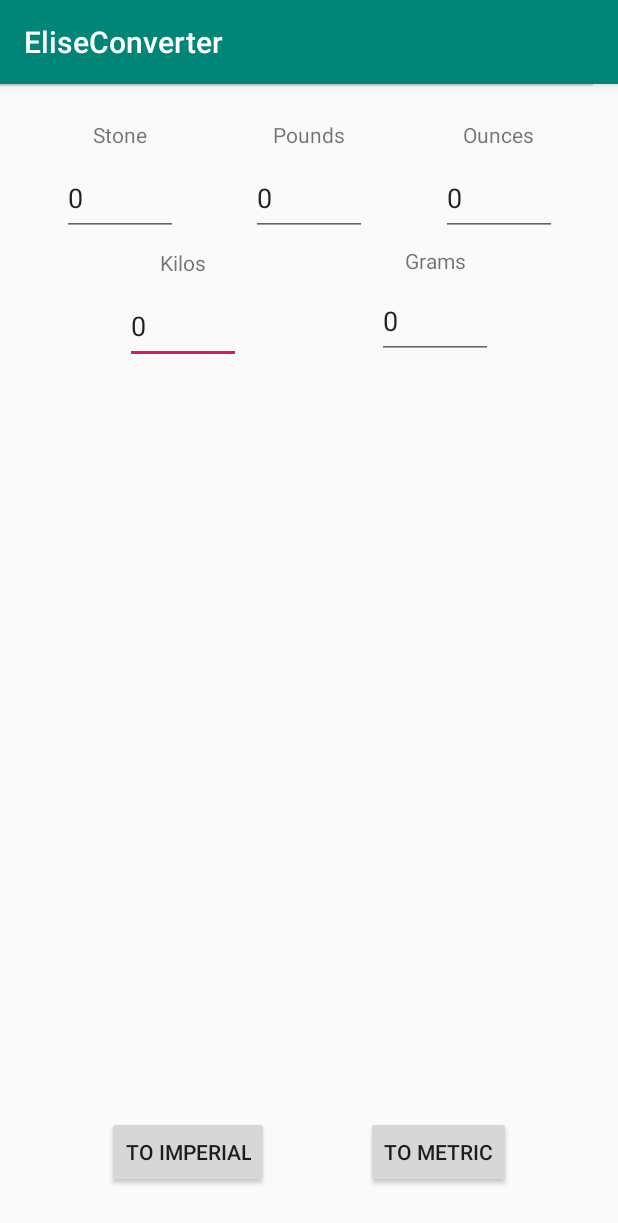
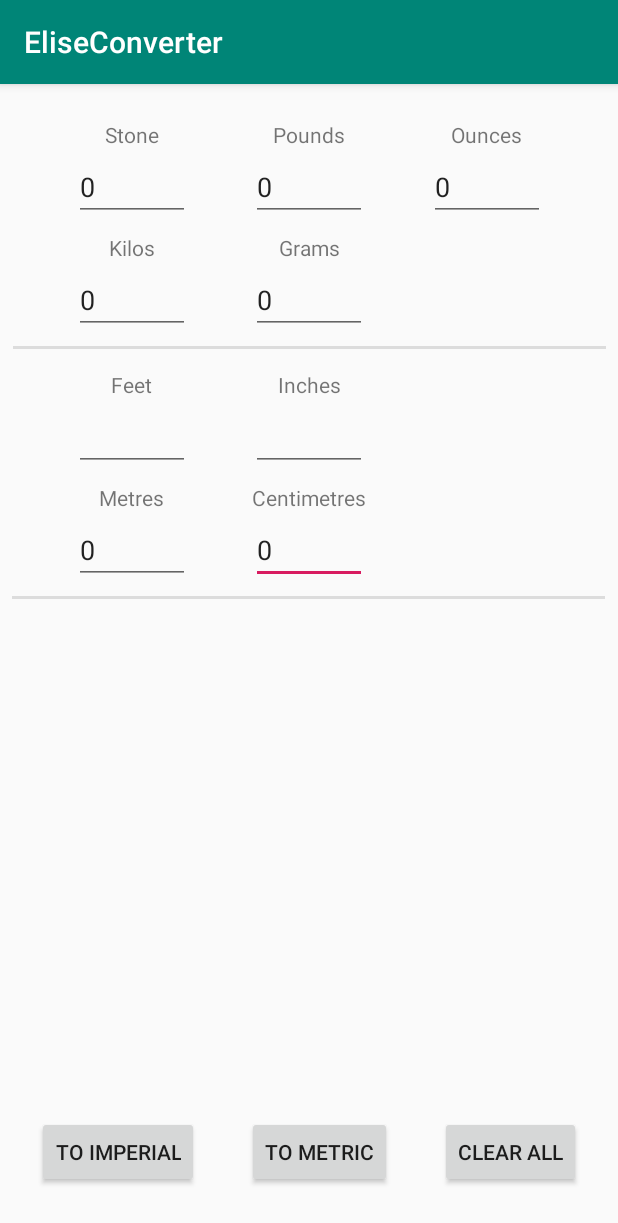
Before and after one commit to robbbowes/MetricImperialConverter, an Android app: the screen it shows after launch (MainActivity), after a tap on "TO METRIC", on a phone screen of 412 x 824 dp. Shown: the top 1223 px of the screen. Run offline under Robolectric (Android 15) with nearby library versions, the phone set to English and light mode, and no system bars; 1 other tap on this screen came first.

Commit message:
Convert height to metric works

```diff
--- a/app/src/main/java/com/example/eliseconverter/MainActivity.java
+++ b/app/src/main/java/com/example/eliseconverter/MainActivity.java
@@ -13,9 +13,14 @@ public class MainActivity extends AppCompatActivity {
     private TextView ouncesInput;
     private TextView kilosInput;
     private TextView gramsInput;
+    private TextView feetInput;
+    private TextView inchesInput;
+    private TextView metresInput;
+    private TextView centimetresInput;
 
     public void imperialToMetric(View view) {
         imperialToMetricWeight();
+        imperialToMetricHeight();
     }
 
     public void metricToImperial(View view) {
@@ -26,7 +31,6 @@ public class MainActivity extends AppCompatActivity {
         int stones = parserHelper(stonesInput);
         int pounds = parserHelper(poundsInput);
         int ounces = parserHelper(ouncesInput);
-
         double stonesGrams = stones * 6350.29318;
         double poundsGrams = pounds * 453.59237;
         double ouncesGrams = ounces * 28.349;
@@ -42,9 +46,21 @@ public class MainActivity extends AppCompatActivity {
         gramsInput.setText(String.valueOf(grams));
     }
 
-    public void metricToImperialWeight() {
+    private void imperialToMetricHeight() {
+        int feet = parserHelper(feetInput);
+        int inches = parserHelper(inchesInput);
+        int totalInInches = (feet * 12) + inches;
+        double totalInCentimetres = totalInInches * 2.54;
+        int remainingCentimetres = (int) totalInCentimetres % 100;
+        int metres = (int) (totalInCentimetres - remainingCentimetres) / 100;
+
+        centimetresInput.setText(String.valueOf(remainingCentimetres));
+        metresInput.setText(String.valueOf(metres));
+    }
+
+    private void metricToImperialWeight() {
         int kilos = parserHelper(kilosInput);
-        int grams = parserHelper(gramsInput);;
+        int grams = parserHelper(gramsInput);
 
         double totalMetricWeightInGrams = ((kilos * 1000) + grams);
         double totalOunces = totalMetricWeightInGrams * 0.03527396195;
@@ -62,7 +78,18 @@ public class MainActivity extends AppCompatActivity {
     private int parserHelper(TextView textView) {
         String input = textView.getText().toString();
         return input.equals("") ? 0 : Integer.parseInt(textView.getText().toString());
+    }
 
+    public void clearAll(View view) {
+        stonesInput.setText(null);
+        poundsInput.setText(null);
+        ouncesInput.setText(null);
+        kilosInput.setText(null);
+        gramsInput.setText(null);
+        feetInput.setText(null);
+        inchesInput.setText(null);
+        metresInput.setText(null);
+        centimetresInput.setText(null);
     }
 
     @Override
@@ -74,6 +101,10 @@ public class MainActivity extends AppCompatActivity {
         ouncesInput = findViewById(R.id.ouncesInput);
         kilosInput = findViewById(R.id.kiloInput);
         gramsInput = findViewById(R.id.gramsInput);
+        feetInput = findViewById(R.id.feetInput);
+        inchesInput = findViewById(R.id.inchesInput);
+        metresInput = findViewById(R.id.metresInput);
+        centimetresInput = findViewById(R.id.centimetresInput);
     }
 
 
--- a/app/src/main/res/layout/activity_main.xml
+++ b/app/src/main/res/layout/activity_main.xml
@@ -6,14 +6,90 @@
     android:layout_height="match_parent"
     tools:context=".MainActivity">
 
+    <View
+        android:id="@+id/divider2"
+        android:layout_width="395dp"
+        android:layout_height="2dp"
+        android:layout_marginStart="8dp"
+        android:layout_marginLeft="8dp"
+        android:layout_marginTop="8dp"
+        android:layout_marginEnd="8dp"
+        android:layout_marginRight="8dp"
+        android:background="?android:attr/listDivider"
+        android:visibility="visible"
+        app:layout_constraintEnd_toEndOf="parent"
+        app:layout_constraintHorizontal_bias="0.0"
+        app:layout_constraintStart_toStartOf="parent"
+        app:layout_constraintTop_toBottomOf="@+id/centimetresInput" />
+
+    <EditText
+        android:id="@+id/centimetresInput"
+        android:layout_width="77dp"
+        android:layout_height="40dp"
+        android:layout_marginTop="8dp"
+        android:ems="10"
+        android:inputType="number"
+        app:layout_constraintEnd_toEndOf="@+id/inchesInput"
+        app:layout_constraintStart_toStartOf="@+id/inchesInput"
+        app:layout_constraintTop_toBottomOf="@+id/centimetresText" />
+
+    <TextView
+        android:id="@+id/feetText"
+        android:layout_width="wrap_content"
+        android:layout_height="wrap_content"
+        android:layout_marginTop="24dp"
+        android:layout_marginBottom="8dp"
+        android:text="Feet"
+        app:layout_constraintBottom_toTopOf="@+id/feetInput"
+        app:layout_constraintEnd_toEndOf="@+id/kiloText"
+        app:layout_constraintStart_toStartOf="@+id/kiloText"
+        app:layout_constraintTop_toBottomOf="@+id/kiloInput" />
+
+    <TextView
+        android:id="@+id/metresText"
+        android:layout_width="wrap_content"
+        android:layout_height="wrap_content"
+        android:layout_marginTop="8dp"
+        android:layout_marginBottom="8dp"
+        android:text="Metres"
+        app:layout_constraintBottom_toTopOf="@+id/metresInput"
+        app:layout_constraintEnd_toEndOf="@+id/feetText"
+        app:layout_constraintStart_toStartOf="@+id/feetText"
+        app:layout_constraintTop_toBottomOf="@+id/feetInput" />
+
+    <TextView
+        android:id="@+id/centimetresText"
+        android:layout_width="wrap_content"
+        android:layout_height="wrap_content"
+        android:layout_marginTop="8dp"
+        android:layout_marginBottom="8dp"
+        android:text="Centimetres"
+        app:layout_constraintBottom_toTopOf="@+id/centimetresInput"
+        app:layout_constraintEnd_toEndOf="@+id/inchesText"
+        app:layout_constraintStart_toStartOf="@+id/inchesText"
+        app:layout_constraintTop_toBottomOf="@+id/inchesInput" />
+
+    <TextView
+        android:id="@+id/inchesText"
+        android:layout_width="wrap_content"
+        android:layout_height="wrap_content"
+        android:layout_marginTop="24dp"
+        android:layout_marginBottom="8dp"
+        android:text="Inches"
+        app:layout_constraintBottom_toTopOf="@+id/feetInput"
+        app:layout_constraintEnd_toEndOf="@+id/gramsText"
+        app:layout_constraintStart_toStartOf="@+id/gramsText"
+        app:layout_constraintTop_toBottomOf="@+id/kiloInput"
+        app:layout_constraintVertical_bias="0.0" />
+
     <Button
         android:id="@+id/toImperial"
         android:layout_width="wrap_content"
         android:layout_height="wrap_content"
-        android:layout_marginStart="70dp"
-        android:layout_marginLeft="70dp"
-        android:layout_marginEnd="32dp"
-        android:layout_marginRight="32dp"
+        android:layout_marginStart="32dp"
+        android:layout_marginLeft="32dp"
+        android:layout_marginEnd="16dp"
+        android:layout_marginRight="16dp"
         android:layout_marginBottom="32dp"
         android:onClick="metricToImperial"
         android:text="To Imperial"
@@ -29,8 +105,8 @@
         android:layout_marginBottom="8dp"
         android:text="Kilos"
         app:layout_constraintBottom_toTopOf="@+id/kiloInput"
-        app:layout_constraintEnd_toEndOf="@+id/kiloInput"
-        app:layout_constraintStart_toStartOf="@+id/kiloInput"
+        app:layout_constraintEnd_toEndOf="@+id/stoneText"
+        app:layout_constraintStart_toStartOf="@+id/stoneText"
         app:layout_constraintTop_toBottomOf="@+id/stoneInput" />
 
     <TextView
@@ -41,8 +117,8 @@
         android:layout_marginBottom="8dp"
         android:text="Grams"
         app:layout_constraintBottom_toTopOf="@+id/gramsInput"
-        app:layout_constraintEnd_toEndOf="@+id/gramsInput"
-        app:layout_constraintStart_toStartOf="@+id/gramsInput"
+        app:layout_constraintEnd_toEndOf="@+id/poundsText"
+        app:layout_constraintStart_toStartOf="@+id/poundsText"
         app:layout_constraintTop_toBottomOf="@+id/ouncesInput" />
 
     <TextView
@@ -72,42 +148,63 @@
     <EditText
         android:id="@+id/kiloInput"
         android:layout_width="77dp"
-        android:layout_height="50dp"
-        android:layout_marginStart="8dp"
-        android:layout_marginLeft="8dp"
+        android:layout_height="40dp"
         android:layout_marginTop="8dp"
-        android:layout_marginEnd="8dp"
-        android:layout_marginRight="8dp"
         android:ems="10"
         android:inputType="number"
-        app:layout_constraintEnd_toStartOf="@+id/gramsInput"
-        app:layout_constraintStart_toStartOf="parent"
+        app:layout_constraintEnd_toEndOf="@+id/stoneInput"
+        app:layout_constraintStart_toStartOf="@+id/stoneInput"
         app:layout_constraintTop_toBottomOf="@+id/kiloText" />
+
+    <EditText
+        android:id="@+id/feetInput"
+        android:layout_width="77dp"
+        android:layout_height="40dp"
+        android:layout_marginTop="8dp"
+        android:ems="10"
+        android:inputType="number"
+        app:layout_constraintEnd_toEndOf="@+id/kiloInput"
+        app:layout_constraintStart_toStartOf="@+id/kiloInput"
+        app:layout_constraintTop_toBottomOf="@+id/feetText" />
+
+    <EditText
+        android:id="@+id/metresInput"
+        android:layout_width="77dp"
+        android:layout_height="40dp"
+        android:layout_marginTop="8dp"
+        android:ems="10"
+        android:inputType="number"
+        app:layout_constraintEnd_toEndOf="@+id/feetInput"
+        app:layout_constraintStart_toStartOf="@+id/feetInput"
+        app:layout_constraintTop_toBottomOf="@+id/metresText" />
+
+    <EditText
+        android:id="@+id/inchesInput"
+        android:layout_width="77dp"
+        android:layout_height="40dp"
+        android:layout_marginTop="8dp"
+        android:ems="10"
+        android:inputType="number"
+        app:layout_constraintEnd_toEndOf="@+id/gramsInput"
+        app:layout_constraintStart_toStartOf="@+id/gramsInput"
+        app:layout_constraintTop_toBottomOf="@+id/inchesText" />
 
     <EditText
         android:id="@+id/gramsInput"
         android:layout_width="77dp"
-        android:layout_height="50dp"
-        android:layout_marginStart="8dp"
-        android:layout_marginLeft="8dp"
-        android:layout_marginTop="32dp"
-        android:layout_marginEnd="8dp"
-        android:layout_marginRight="8dp"
+        android:layout_height="40dp"
+        android:layout_marginTop="8dp"
         android:ems="10"
         android:inputType="number"
-        app:layout_constraintEnd_toEndOf="parent"
-        app:layout_constraintStart_toEndOf="@+id/kiloInput"
-        app:layout_constraintTop_toBottomOf="@+id/ouncesInput" />
+        app:layout_constraintEnd_toEndOf="@+id/poundsInput"
+        app:layout_constraintStart_toStartOf="@+id/poundsInput"
+        app:layout_constraintTop_toBottomOf="@+id/gramsText" />
 
     <EditText
         android:id="@+id/poundsInput"
         android:layout_width="77dp"
-        android:layout_height="50dp"
-        android:layout_marginStart="8dp"
-        android:layout_marginLeft="8dp"
+        android:layout_height="40dp"
         android:layout_marginTop="8dp"
-        android:layout_marginEnd="8dp"
-        android:layout_marginRight="8dp"
         android:ems="10"
         android:inputType="number"
         app:layout_constraintEnd_toStartOf="@+id/ouncesInput"
@@ -117,9 +214,7 @@
     <EditText
         android:id="@+id/ouncesInput"
         android:layout_width="77dp"
-        android:layout_height="50dp"
-        android:layout_marginStart="8dp"
-        android:layout_marginLeft="8dp"
+        android:layout_height="40dp"
         android:layout_marginTop="8dp"
         android:layout_marginEnd="8dp"
         android:layout_marginRight="8dp"
@@ -132,12 +227,10 @@
     <EditText
         android:id="@+id/stoneInput"
         android:layout_width="77dp"
-        android:layout_height="50dp"
+        android:layout_height="40dp"
         android:layout_marginStart="8dp"
         android:layout_marginLeft="8dp"
         android:layout_marginTop="8dp"
-        android:layout_marginEnd="8dp"
-        android:layout_marginRight="8dp"
         android:ems="10"
         android:inputType="number"
         app:layout_constraintEnd_toStartOf="@+id/poundsInput"
@@ -160,23 +253,45 @@
         android:id="@+id/toMetric"
         android:layout_width="wrap_content"
         android:layout_height="wrap_content"
-        android:layout_marginStart="32dp"
-        android:layout_marginLeft="32dp"
-        android:layout_marginEnd="70dp"
-        android:layout_marginRight="70dp"
+        android:layout_marginStart="16dp"
+        android:layout_marginLeft="16dp"
+        android:layout_marginEnd="16dp"
+        android:layout_marginRight="16dp"
         android:layout_marginBottom="32dp"
         android:onClick="imperialToMetric"
         android:text="To Metric"
         app:layout_constraintBottom_toBottomOf="parent"
-        app:layout_constraintEnd_toEndOf="parent"
+        app:layout_constraintEnd_toStartOf="@+id/clearButton"
         app:layout_constraintStart_toEndOf="@+id/toImperial" />
 
     <View
         android:id="@+id/divider"
         android:layout_width="395dp"
-        android:layout_height="1dp"
+        android:layout_height="2dp"
+        android:layout_marginStart="8dp"
+        android:layout_marginLeft="8dp"
+        android:layout_marginTop="8dp"
+        android:layout_marginEnd="8dp"
+        android:layout_marginRight="8dp"
         android:background="?android:attr/listDivider"
-        tools:layout_editor_absoluteX="8dp"
-        tools:layout_editor_absoluteY="205dp" />
+        android:visibility="visible"
+        app:layout_constraintEnd_toEndOf="parent"
+        app:layout_constraintStart_toStartOf="parent"
+        app:layout_constraintTop_toBottomOf="@+id/kiloInput" />
+
+    <Button
+        android:id="@+id/clearButton"
+        android:layout_width="wrap_content"
+        android:layout_height="wrap_content"
+        android:layout_marginStart="16dp"
+        android:layout_marginLeft="16dp"
+        android:layout_marginEnd="32dp"
+        android:layout_marginRight="32dp"
+        android:layout_marginBottom="32dp"
+        android:onClick="clearAll"
+        android:text="Clear all"
+        app:layout_constraintBottom_toBottomOf="parent"
+        app:layout_constraintEnd_toEndOf="parent"
+        app:layout_constraintStart_toEndOf="@+id/toMetric" />
 
 </android.support.constraint.ConstraintLayout>
```
